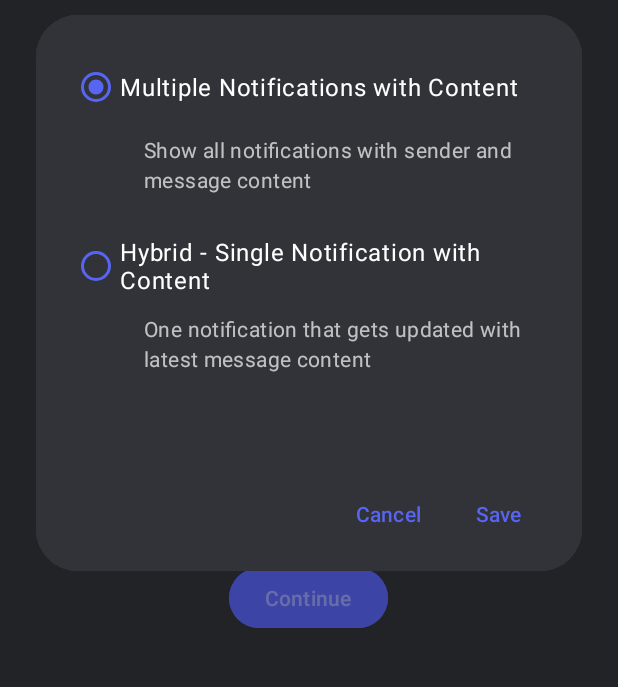
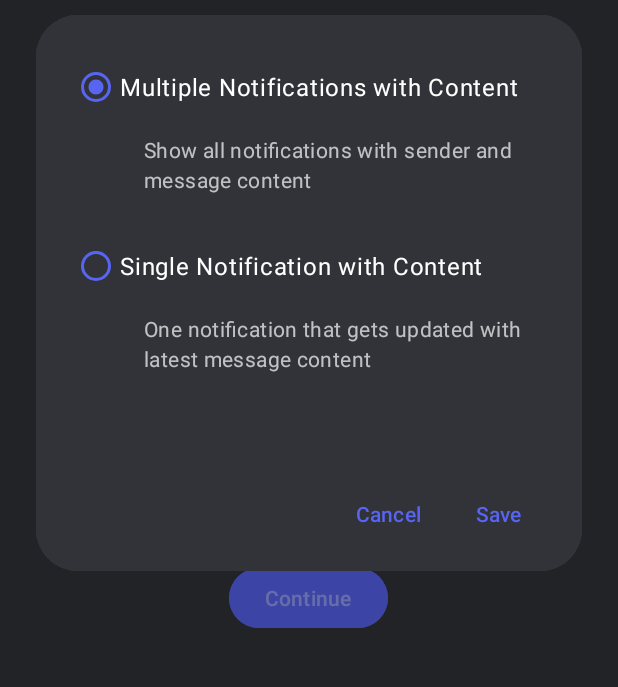
Before and after one commit to GitHub-MrAnnonymus/Discord-UnifiedPush, an Android app: the screen it shows after launch (UnifiedPushConfigScreen), after a tap on "Notification Style", on a phone screen of 412 x 824 dp, the part 325-1012 px from its top. Run offline under Robolectric (Android 15) with nearby library versions, the phone set to English and light mode, and no system bars; libraries missing offline, so code that uses them is left out: com.google.crypto.tink, org.unifiedpush.android; 7 statements that could not run were skipped.

Commit message:
Change strings notification handling and implement vesktop: error handling

```diff
--- a/Android/app/src/main/res/values/strings.xml
+++ b/Android/app/src/main/res/values/strings.xml
@@ -57,6 +57,6 @@
     <!-- Notification style options -->
     <string name="multi_notification_title">Multiple Notifications with Content</string>
     <string name="multi_notification_desc">Show all notifications with sender and message content</string>
-    <string name="hybrid_notification_title">Hybrid - Single Notification with Content</string>
+    <string name="hybrid_notification_title">Single Notification with Content</string>
     <string name="hybrid_notification_desc">One notification that gets updated with latest message content</string>
 </resources>
--- a/Android/gradle/libs.versions.toml
+++ b/Android/gradle/libs.versions.toml
@@ -1,5 +1,5 @@
 [versions]
-agp = "8.12.1"
+agp = "8.12.2"
 kotlin = "2.2.10"
 coreKtx = "1.17.0"
 junit = "4.13.2"
```
Also changed, not shown: Android/app/src/main/java/to/us/charlesst/discord/UnifiedPushHelper.kt (+8 -1 lines).
